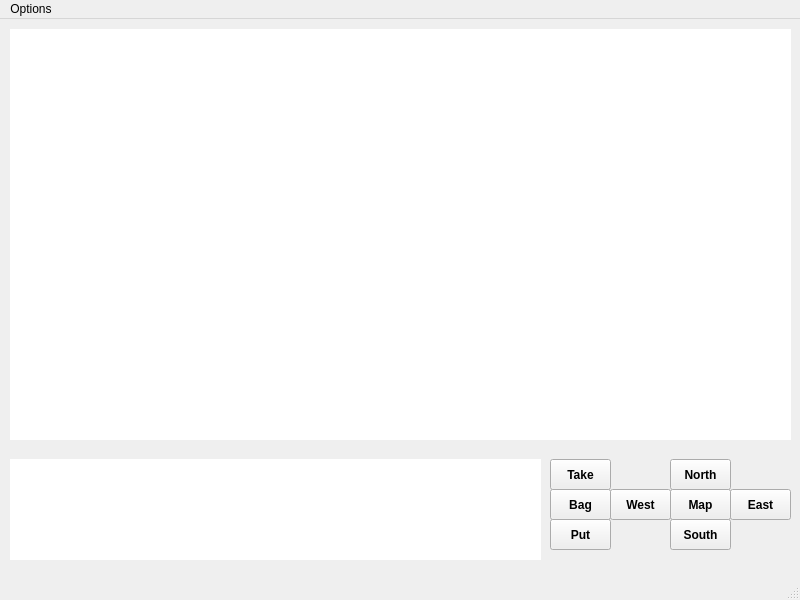
Old version of the form LemonadePanda/mainwindow.ui in the repository Wix234/Zork.
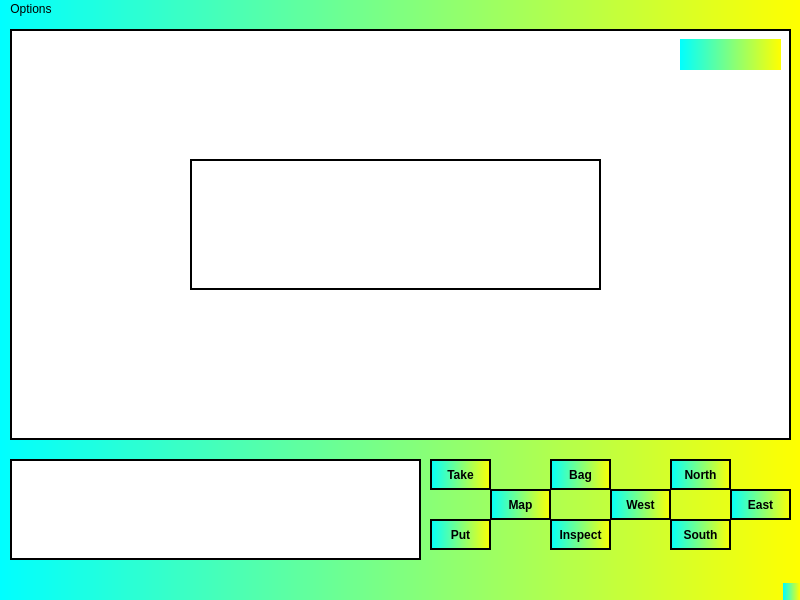
New version of the form.

```diff
--- a/LemonadePanda/mainwindow.ui
+++ b/LemonadePanda/mainwindow.ui
@@ -14,7 +14,7 @@
    <string>LemonadePanda :: Zork</string>
   </property>
   <property name="styleSheet">
-   <string notr="true"/>
+   <string notr="true">background-color: qlineargradient(spread:pad, x1:0, y1:0, x2:1, y2:0, stop:0 rgba(0, 255, 255, 255), stop:1 rgba(255, 255, 0, 255));</string>
   </property>
   <widget class="QWidget" name="centralwidget">
    <widget class="QPushButton" name="East">
@@ -33,6 +33,9 @@
       <bold>true</bold>
      </font>
     </property>
+    <property name="styleSheet">
+     <string notr="true">border: 2px solid black;</string>
+    </property>
     <property name="text">
      <string>East</string>
     </property>
@@ -53,6 +56,9 @@
       <bold>true</bold>
      </font>
     </property>
+    <property name="styleSheet">
+     <string notr="true">border: 2px solid black;</string>
+    </property>
     <property name="text">
      <string>South</string>
     </property>
@@ -73,6 +79,9 @@
       <bold>true</bold>
      </font>
     </property>
+    <property name="styleSheet">
+     <string notr="true">border: 2px solid black;</string>
+    </property>
     <property name="text">
      <string>West</string>
     </property>
@@ -82,16 +91,26 @@
      <rect>
       <x>10</x>
       <y>440</y>
-      <width>531</width>
+      <width>411</width>
       <height>101</height>
      </rect>
     </property>
+    <property name="font">
+     <font>
+      <family>Consolas</family>
+      <pointsize>10</pointsize>
+     </font>
+    </property>
     <property name="styleSheet">
-     <string notr="true">background-color: rgb(255, 255, 255);</string>
+     <string notr="true">background-color: rgb(255, 255, 255);
+border: 2px solid black;</string>
     </property>
     <property name="text">
      <string>&lt;html&gt;&lt;head/&gt;&lt;body&gt;&lt;p&gt;&lt;br/&gt;&lt;/p&gt;&lt;/body&gt;&lt;/html&gt;</string>
     </property>
+    <property name="alignment">
+     <set>Qt::AlignLeading|Qt::AlignLeft|Qt::AlignTop</set>
+    </property>
     <property name="wordWrap">
      <bool>true</bool>
     </property>
@@ -105,8 +124,15 @@
       <height>411</height>
      </rect>
     </property>
+    <property name="font">
+     <font>
+      <family>Consolas</family>
+      <pointsize>10</pointsize>
+     </font>
+    </property>
     <property name="styleSheet">
-     <string notr="true">background-color: rgb(255, 255, 255);</string>
+     <string notr="true">background-color: rgb(255, 255, 255);
+border:2px solid black</string>
     </property>
     <property name="text">
      <string/>
@@ -128,39 +154,17 @@
       <bold>true</bold>
      </font>
     </property>
+    <property name="styleSheet">
+     <string notr="true">border: 2px solid black;</string>
+    </property>
     <property name="text">
      <string>North</string>
     </property>
    </widget>
-   <widget class="QLabel" name="errorLabel">
-    <property name="geometry">
-     <rect>
-      <x>140</x>
-      <y>140</y>
-      <width>511</width>
-      <height>121</height>
-     </rect>
-    </property>
-    <property name="font">
-     <font>
-      <family>MS Sans Serif</family>
-      <pointsize>22</pointsize>
-      <weight>75</weight>
-      <italic>true</italic>
-      <bold>true</bold>
-     </font>
-    </property>
-    <property name="text">
-     <string/>
-    </property>
-    <property name="alignment">
-     <set>Qt::AlignCenter</set>
-    </property>
-   </widget>
    <widget class="QPushButton" name="map">
     <property name="geometry">
      <rect>
-      <x>670</x>
+      <x>490</x>
       <y>470</y>
       <width>61</width>
       <height>31</height>
@@ -173,6 +177,9 @@
       <bold>true</bold>
      </font>
     </property>
+    <property name="styleSheet">
+     <string notr="true">border: 2px solid black;</string>
+    </property>
     <property name="text">
      <string>Map</string>
     </property>
@@ -180,7 +187,7 @@
    <widget class="QPushButton" name="take">
     <property name="geometry">
      <rect>
-      <x>550</x>
+      <x>430</x>
       <y>440</y>
       <width>61</width>
       <height>31</height>
@@ -193,6 +200,9 @@
       <bold>true</bold>
      </font>
     </property>
+    <property name="styleSheet">
+     <string notr="true">border: 2px solid black;</string>
+    </property>
     <property name="text">
      <string>Take</string>
     </property>
@@ -200,7 +210,7 @@
    <widget class="QPushButton" name="put">
     <property name="geometry">
      <rect>
-      <x>550</x>
+      <x>430</x>
       <y>500</y>
       <width>61</width>
       <height>31</height>
@@ -213,6 +223,9 @@
       <bold>true</bold>
      </font>
     </property>
+    <property name="styleSheet">
+     <string notr="true">border: 2px solid black;</string>
+    </property>
     <property name="text">
      <string>Put</string>
     </property>
@@ -221,7 +234,7 @@
     <property name="geometry">
      <rect>
       <x>550</x>
-      <y>470</y>
+      <y>440</y>
       <width>61</width>
       <height>31</height>
      </rect>
@@ -233,10 +246,78 @@
       <bold>true</bold>
      </font>
     </property>
+    <property name="styleSheet">
+     <string notr="true">border: 2px solid black;</string>
+    </property>
     <property name="text">
      <string>Bag</string>
     </property>
    </widget>
+   <widget class="QPushButton" name="inspect">
+    <property name="geometry">
+     <rect>
+      <x>550</x>
+      <y>500</y>
+      <width>61</width>
+      <height>31</height>
+     </rect>
+    </property>
+    <property name="font">
+     <font>
+      <family>MS Sans Serif</family>
+      <weight>75</weight>
+      <bold>true</bold>
+     </font>
+    </property>
+    <property name="styleSheet">
+     <string notr="true">border: 2px solid black;</string>
+    </property>
+    <property name="text">
+     <string>Inspect</string>
+    </property>
+   </widget>
+   <widget class="QLabel" name="errorLabel">
+    <property name="geometry">
+     <rect>
+      <x>190</x>
+      <y>140</y>
+      <width>411</width>
+      <height>131</height>
+     </rect>
+    </property>
+    <property name="font">
+     <font>
+      <family>Consolas</family>
+      <pointsize>20</pointsize>
+      <weight>75</weight>
+      <bold>true</bold>
+     </font>
+    </property>
+    <property name="styleSheet">
+     <string notr="true">background-color: rgb(255, 255, 255);
+border:2px solid black;
+</string>
+    </property>
+    <property name="text">
+     <string/>
+    </property>
+    <property name="alignment">
+     <set>Qt::AlignCenter</set>
+    </property>
+   </widget>
+   <widget class="QLabel" name="date">
+    <property name="geometry">
+     <rect>
+      <x>680</x>
+      <y>20</y>
+      <width>101</width>
+      <height>31</height>
+     </rect>
+    </property>
+    <property name="text">
+     <string/>
+    </property>
+   </widget>
   </widget>
   <widget class="QMenuBar" name="menubar">
    <property name="geometry">
```
